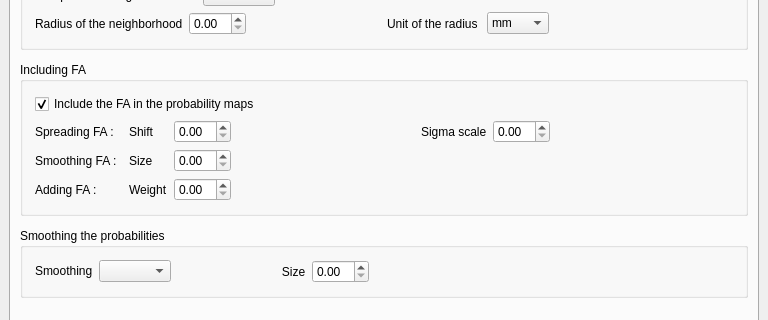
This is NeosegPipeline/Window.ui in hay318/NeosegPipeline as Qt 5 draws it before an edit; both pictures show x 0 to 768 and y 166 to 486 of the 768 by 1105 pixel window. The edited form follows.
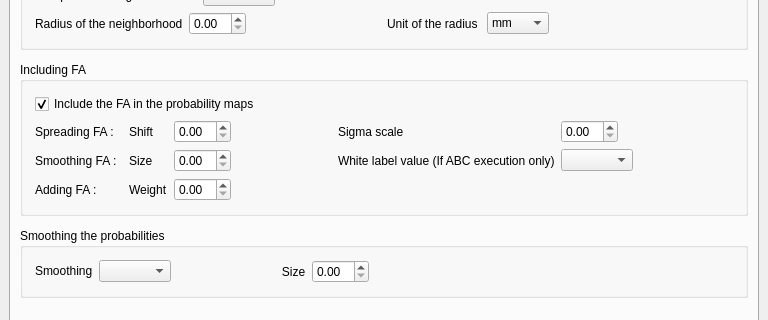
This is the edited form. The open tabs and pages were chosen to show the change. Icons and pictures are not drawn.

```diff
--- a/NeosegPipeline/Window.ui
+++ b/NeosegPipeline/Window.ui
@@ -2188,6 +2188,29 @@
                 </property>
                </spacer>
               </item>
+              <item row="1" column="3">
+               <spacer name="horizontalSpacer_5">
+                <property name="orientation">
+                 <enum>Qt::Horizontal</enum>
+                </property>
+                <property name="sizeHint" stdset="0">
+                 <size>
+                  <width>40</width>
+                  <height>20</height>
+                 </size>
+                </property>
+               </spacer>
+              </item>
+              <item row="1" column="4">
+               <widget class="QLabel" name="label_4">
+                <property name="text">
+                 <string>White label value (If ABC execution only)</string>
+                </property>
+               </widget>
+              </item>
+              <item row="1" column="5">
+               <widget class="QComboBox" name="comboBoxLabelValueFA"/>
+              </item>
              </layout>
             </widget>
            </item>
```
Left out of the diff: 16 changed lines with no effect on the pictures.
